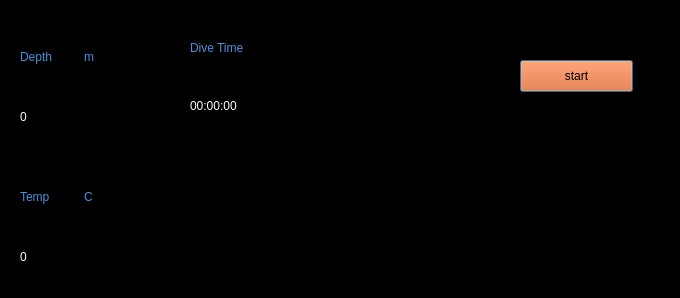
Above: UI/divescreen.ui from MisterJoshh/Dive_Computer before the change. Below: the same form after it.
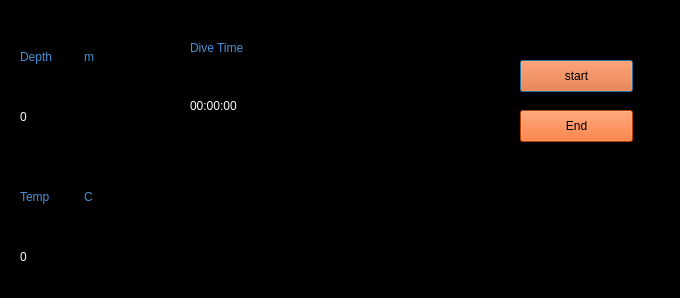
That is the form after the change.

The edit to the form file:
```diff
--- a/UI/divescreen.ui
+++ b/UI/divescreen.ui
@@ -190,6 +190,22 @@
     </item>
    </layout>
   </widget>
+  <widget class="QPushButton" name="end_button">
+   <property name="geometry">
+    <rect>
+     <x>520</x>
+     <y>110</y>
+     <width>113</width>
+     <height>32</height>
+    </rect>
+   </property>
+   <property name="styleSheet">
+    <string notr="true">background-color: rgb(255, 85, 0);</string>
+   </property>
+   <property name="text">
+    <string>End</string>
+   </property>
+  </widget>
  </widget>
  <resources/>
  <connections/>
```
